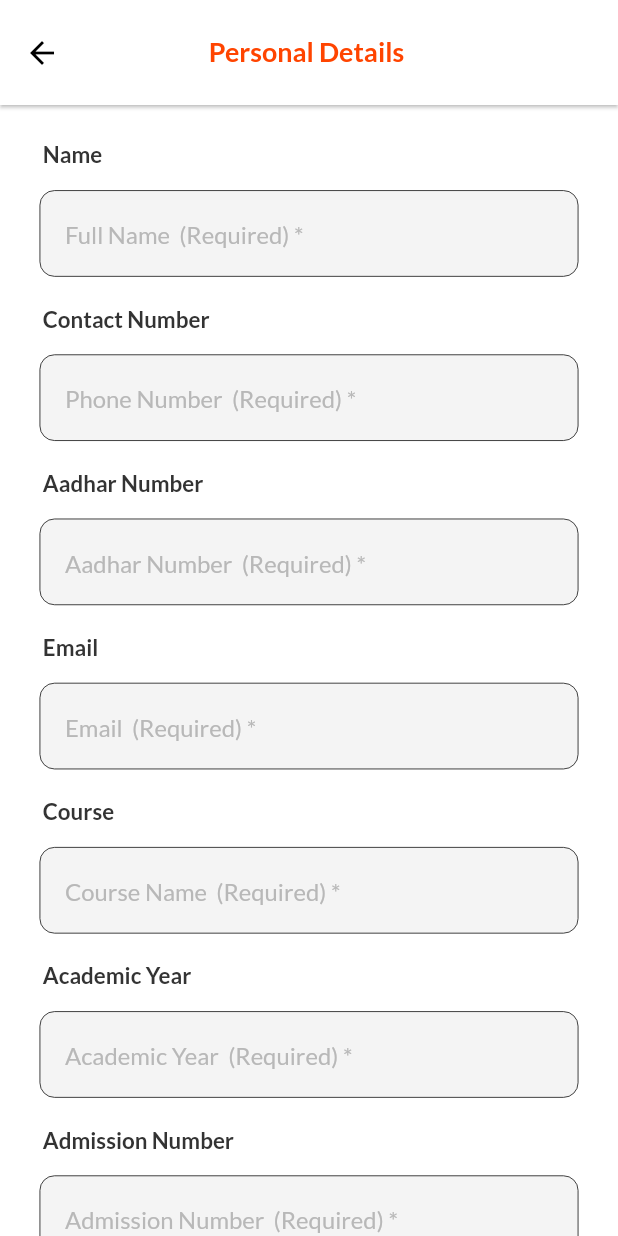
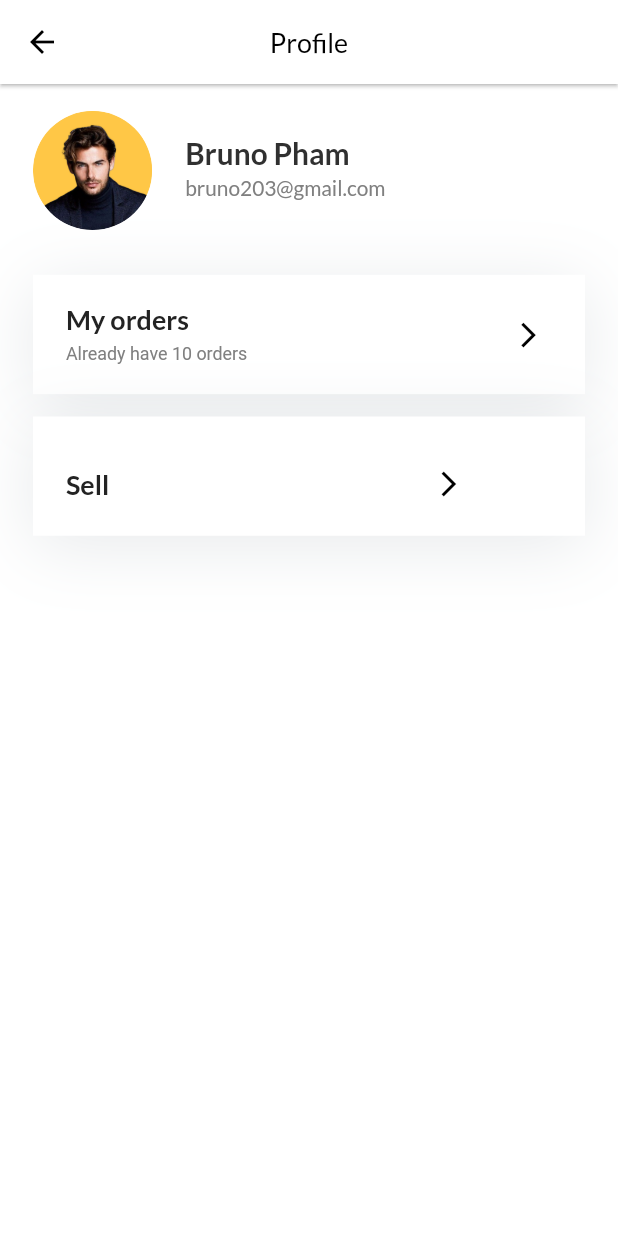
Before and after one commit to Mohamed-Junaid/MesCart, a Flutter app: the RegisterScreen screen opened directly, scrolled down 341 dp, after a tap on "Submit", on a phone screen of 412 x 824 dp. Run offline on Flutter 3.47's test engine with Material 2 defaults, Android fonts, the phone set to English and light mode, and no system bars; our stand-ins replace carousel_slider, confetti, flutter_screenutil, fluttertoast, google_fonts, smooth_page_indicator.

Commit message:
seller section home screen ui started

```diff
--- a/lib/Ui/Sell/register.dart
+++ b/lib/Ui/Sell/register.dart
@@ -1,6 +1,7 @@
 import 'package:flutter/material.dart';
 import 'package:flutter_screenutil/flutter_screenutil.dart';
 import 'package:google_fonts/google_fonts.dart';
+import 'package:mes_kart/Ui/Sell/seller_home.dart';
 
 class RegisterScreen extends StatefulWidget {
   const RegisterScreen({super.key});
@@ -31,8 +32,8 @@ class _RegisterScreenState extends State<RegisterScreen> {
               Navigator.of(context).pop();
             },
             icon: Icon(
-              Icons.arrow_back,
-              color: Colors.black,
+              Icons.arrow_back_ios_new_outlined,
+              color: Colors.black,size: 22.sp,
             )),
         title: Text(
           'Personal Details ',
@@ -69,9 +70,7 @@ class _RegisterScreenState extends State<RegisterScreen> {
                   width: mwidth * 0.9,
                   height: mheight * 0.07,
                   decoration: BoxDecoration(color: Color(0xFFF4F4F4),
-                      border: Border.all(
-                          color: Colors.black,
-                          width: 0.5.sp),
+
                       borderRadius: BorderRadius.circular(10.r)),
                   child: Padding(
                     padding: EdgeInsets.only(
@@ -121,9 +120,6 @@ class _RegisterScreenState extends State<RegisterScreen> {
                   width: mwidth * 0.9,
                   height: mheight * 0.07,
                   decoration: BoxDecoration(color: Color(0xFFF4F4F4),
-                      border: Border.all(
-                          color: Colors.black,
-                          width: 0.5.sp),
                       borderRadius: BorderRadius.circular(10.r)),
                   child: Padding(
                     padding: EdgeInsets.only(
@@ -172,9 +168,6 @@ class _RegisterScreenState extends State<RegisterScreen> {
                   width: mwidth * 0.9,
                   height: mheight * 0.07,
                   decoration: BoxDecoration(color: Color(0xFFF4F4F4),
-                      border: Border.all(
-                          color: Colors.black,
-                          width: 0.5.sp),
                       borderRadius: BorderRadius.circular(10.r)),
                   child: Padding(
                     padding: EdgeInsets.only(
@@ -223,9 +216,6 @@ class _RegisterScreenState extends State<RegisterScreen> {
                   width: mwidth * 0.9,
                   height: mheight * 0.07,
                   decoration: BoxDecoration(color: Color(0xFFF4F4F4),
-                      border: Border.all(
-                          color: Colors.black,
-                          width: 0.5.sp),
                       borderRadius: BorderRadius.circular(10.r)),
                   child: Padding(
                     padding: EdgeInsets.only(
@@ -275,9 +265,6 @@ class _RegisterScreenState extends State<RegisterScreen> {
                   width: mwidth * 0.9,
                   height: mheight * 0.07,
                   decoration: BoxDecoration(color: Color(0xFFF4F4F4),
-                      border: Border.all(
-                          color: Colors.black,
-                          width: 0.5.sp),
                       borderRadius: BorderRadius.circular(10.r)),
                   child: Padding(
                     padding: EdgeInsets.only(
@@ -326,9 +313,6 @@ class _RegisterScreenState extends State<RegisterScreen> {
                   width: mwidth * 0.9,
                   height: mheight * 0.07,
                   decoration: BoxDecoration(color: Color(0xFFF4F4F4),
-                      border: Border.all(
-                          color: Colors.black,
-                          width: 0.5.sp),
                       borderRadius: BorderRadius.circular(10.r)),
                   child: Padding(
                     padding: EdgeInsets.only(
@@ -377,9 +361,6 @@ class _RegisterScreenState extends State<RegisterScreen> {
                   width: mwidth * 0.9,
                   height: mheight * 0.07,
                   decoration: BoxDecoration(color: Color(0xFFF4F4F4),
-                      border: Border.all(
-                          color: Colors.black,
-                          width: 0.5.sp),
                       borderRadius: BorderRadius.circular(10.r)),
                   child: Padding(
                     padding: EdgeInsets.only(
@@ -429,9 +410,6 @@ class _RegisterScreenState extends State<RegisterScreen> {
                   width: mwidth * 0.9,
                   height: mheight * 0.07,
                   decoration: BoxDecoration(color: Color(0xFFF4F4F4),
-                      border: Border.all(
-                          color: Colors.black,
-                          width: 0.5.sp),
                       borderRadius: BorderRadius.circular(10.r)),
                   child: Padding(
                     padding: EdgeInsets.only(
@@ -480,9 +458,6 @@ class _RegisterScreenState extends State<RegisterScreen> {
                   width: mwidth * 0.9,
                   height: mheight * 0.07,
                   decoration: BoxDecoration(color: Color(0xFFF4F4F4),
-                      border: Border.all(
-                          color: Colors.black,
-                          width: 0.5.sp),
                       borderRadius: BorderRadius.circular(10.r)),
                   child: Padding(
                     padding: EdgeInsets.only(
@@ -515,7 +490,7 @@ class _RegisterScreenState extends State<RegisterScreen> {
 
             TextButton(
               onPressed: () => Navigator.of(context)
-                  .push(MaterialPageRoute(builder: (_) => const RegisterScreen())),
+                  .push(MaterialPageRoute(builder: (_) => const SellerHome())),
               child: Container(
                 width: 350.w,
                 height: 60.h,
--- /dev/null
+++ b/lib/Ui/Sell/seller_home.dart
@@ -0,0 +1,188 @@
+import 'package:flutter/material.dart';
+import 'package:flutter_screenutil/flutter_screenutil.dart';
+import 'package:google_fonts/google_fonts.dart';
+
+class SellerHome extends StatefulWidget {
+  const SellerHome({super.key});
+
+  @override
+  State<SellerHome> createState() => _SellerHomeState();
+}
+
+class _SellerHomeState extends State<SellerHome> {
+  @override
+  Widget build(BuildContext context) {
+    return Scaffold(
+      resizeToAvoidBottomInset: false,
+      backgroundColor: Colors.white,
+      appBar: AppBar(
+        titleSpacing: 0,
+        centerTitle: true,
+        automaticallyImplyLeading: false,
+        backgroundColor: Colors.white,
+        elevation: 1,
+        leading: IconButton(
+            onPressed: () {
+              Navigator.of(context).pop();
+            },
+            icon: Icon(
+              Icons.arrow_back,
+              color: Colors.black,
+            )),
+        title: Text(
+          'Profile',
+          style: GoogleFonts.lato(
+              textStyle: TextStyle(color: Colors.black),
+              fontSize: 18.sp,
+              fontWeight: FontWeight.w400),
+        ),
+      ),
+      body: Column(
+        crossAxisAlignment: CrossAxisAlignment.start,
+        children: [
+          SizedBox(
+            height: 98.h,
+            child: Row(
+              children: [
+                Container(
+                  margin: EdgeInsets.only(left: 20.w, right: 20.w, top: 18.h),
+                  width: 80.sp,
+                  height: 80.sp,
+                  decoration: ShapeDecoration(
+                    image: DecorationImage(
+                      image: AssetImage("assets/profile.png"),
+                      fit: BoxFit.fill,
+                    ),
+                    shape: OvalBorder(),
+                  ),
+                ),
+                Column(
+                  crossAxisAlignment: CrossAxisAlignment.start,
+                  children: [
+                    SizedBox(
+                      height: 34.h,
+                    ),
+                    Text(
+                      'Bruno Pham',
+                      style: GoogleFonts.lato(
+                          textStyle: TextStyle(
+                        color: Color(0xFF303030),
+                        fontSize: 20.sp,
+                        fontWeight: FontWeight.w700,
+                      )),
+                    ),
+                    SizedBox(
+                      height: 5.h,
+                    ),
+                    Text(
+                      'bruno203@gmail.com',
+                      textAlign: TextAlign.justify,
+                      style: GoogleFonts.lato(
+                          textStyle: TextStyle(
+                        color: Color(0xFF808080),
+                        fontSize: 14.sp,
+                        fontWeight: FontWeight.w400,
+                        height: 1.07,
+                      )),
+                    )
+                  ],
+                )
+              ],
+            ),
+          ),
+          Container(
+            margin: EdgeInsets.only(left: 20.w, right: 20.w, top: 30.h,bottom: 15.h),
+            width: 335.w,
+            height: 80.h,
+            decoration: BoxDecoration(
+              color: Colors.white,
+              boxShadow: [
+                BoxShadow(
+                  color: Color(0x338A959E),
+                  blurRadius: 40.r,
+                  offset: Offset(0, 7),
+                  spreadRadius: 0,
+                )
+              ],
+            ),
+            child: Row(
+              children: [
+                Column(crossAxisAlignment: CrossAxisAlignment.start,
+                  children: [
+                    Padding(
+                      padding: EdgeInsets.only(left: 20.w, right: 197.w, top: 19.h,bottom: 5.h),
+                      child: Text(
+                        'My orders',
+                        style: GoogleFonts.lato(
+                            textStyle: TextStyle(
+                          color: Color(0xFF232323),
+                          fontSize: 18.sp,
+                          fontWeight: FontWeight.w700,
+                        )),
+                      ),
+                    ),Padding(
+                      padding:EdgeInsets.only(left: 20.w,bottom: 17.h),
+                      child: Text(
+                        'Already have 10 orders',
+                        textAlign: TextAlign.justify,
+                        style: TextStyle(
+                          color: Color(0xFF808080),
+                          fontSize: 12.sp,
+                          fontWeight: FontWeight.w400,
+                          height: 1.25.h,
+                        ),
+                      ),
+                    )
+                  ],
+                ),
+                Icon(
+                  Icons.arrow_forward_ios_sharp,
+                  color: Colors.black,size: 20.sp,
+                )
+              ],
+            ),
+          ),
+          Container(
+            margin: EdgeInsets.only(left: 20.w, right: 20.w,bottom: 15.h),
+            width: 335.w,
+            height: 80.h,
+            decoration: BoxDecoration(
+              color: Colors.white,
+              boxShadow: [
+                BoxShadow(
+                  color: Color(0x338A959E),
+                  blurRadius: 40.r,
+                  offset: Offset(0, 7),
+                  spreadRadius: 0,
+                )
+              ],
+            ),
+            child: Row(
+              children: [
+                Padding(
+                  padding: EdgeInsets.only(left: 20.w, right: 197.w, top: 10.h),
+                  child: Text(
+                    'Sell',
+                    style: GoogleFonts.lato(
+                        textStyle: TextStyle(
+                          color: Color(0xFF232323),
+                          fontSize: 18.sp,
+                          fontWeight: FontWeight.w700,
+                        )),
+                  ),
+                ),
+                Padding(
+                  padding: EdgeInsets.only(right: 10.w, top: 10.h),
+                  child: Icon(
+                    Icons.arrow_forward_ios_sharp,
+                    color: Colors.black,size: 20,
+                  ),
+                )
+              ],
+            ),
+          )
+        ],
+      ),
+    );
+  }
+}
```
